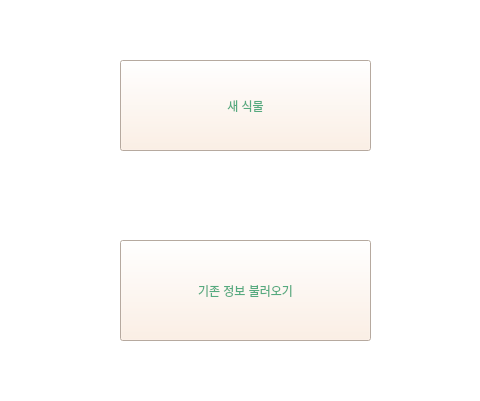
The window that HW/RP1/LCD/entry.ui (cloudsea1106/PJT_PLANTinum) describes before a commit, drawn with Qt 5; both pictures show x 0 to 480 and y 250 to 651 of the 480 by 800 pixel window.
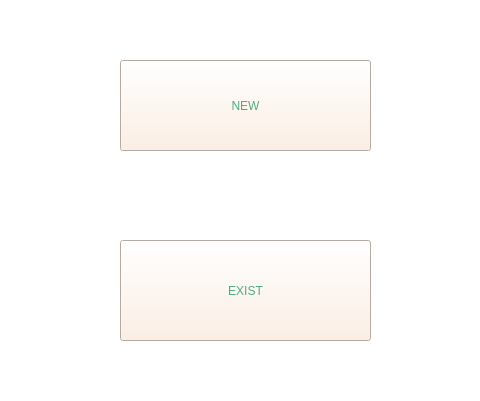
The same window after the commit. Icons and pictures are not drawn.

```diff
--- a/HW/RP1/LCD/entry.ui
+++ b/HW/RP1/LCD/entry.ui
@@ -32,7 +32,7 @@
 font: 16pt &quot;맑은 고딕&quot;;</string>
     </property>
     <property name="text">
-     <string>새 식물</string>
+     <string>NEW</string>
     </property>
    </widget>
    <widget class="QPushButton" name="old_button">
@@ -50,7 +50,7 @@
 font: 16pt &quot;맑은 고딕&quot;;</string>
     </property>
     <property name="text">
-     <string>기존 정보 불러오기</string>
+     <string>EXIST</string>
     </property>
    </widget>
    <widget class="QLabel" name="label">
```
Left out of the diff: 4 changed lines with no effect on the pictures.
